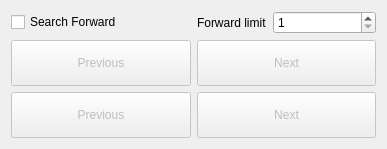
Above: app/resources/modules/bible.ui from xerp/projections before the change. Below: the same form after it.
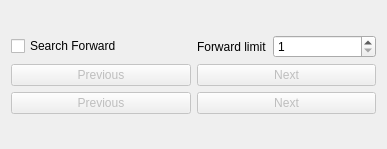
That is the form after the change. Icons and pictures are not drawn.

```diff
--- a/app/resources/modules/bible.ui
+++ b/app/resources/modules/bible.ui
@@ -30,7 +30,7 @@
           <bool>false</bool>
          </property>
          <property name="sizePolicy">
-          <sizepolicy hsizetype="Minimum" vsizetype="MinimumExpanding">
+          <sizepolicy hsizetype="Minimum" vsizetype="Maximum">
            <horstretch>0</horstretch>
            <verstretch>0</verstretch>
           </sizepolicy>
@@ -68,7 +68,7 @@
           <bool>false</bool>
          </property>
          <property name="sizePolicy">
-          <sizepolicy hsizetype="Minimum" vsizetype="Expanding">
+          <sizepolicy hsizetype="Minimum" vsizetype="Maximum">
            <horstretch>0</horstretch>
            <verstretch>0</verstretch>
           </sizepolicy>
@@ -103,7 +103,7 @@
           <bool>false</bool>
          </property>
          <property name="sizePolicy">
-          <sizepolicy hsizetype="Minimum" vsizetype="Expanding">
+          <sizepolicy hsizetype="Minimum" vsizetype="Maximum">
            <horstretch>0</horstretch>
            <verstretch>0</verstretch>
           </sizepolicy>
@@ -135,7 +135,7 @@
           <bool>false</bool>
          </property>
          <property name="sizePolicy">
-          <sizepolicy hsizetype="Minimum" vsizetype="Expanding">
+          <sizepolicy hsizetype="Minimum" vsizetype="Maximum">
            <horstretch>0</horstretch>
            <verstretch>0</verstretch>
           </sizepolicy>
```
